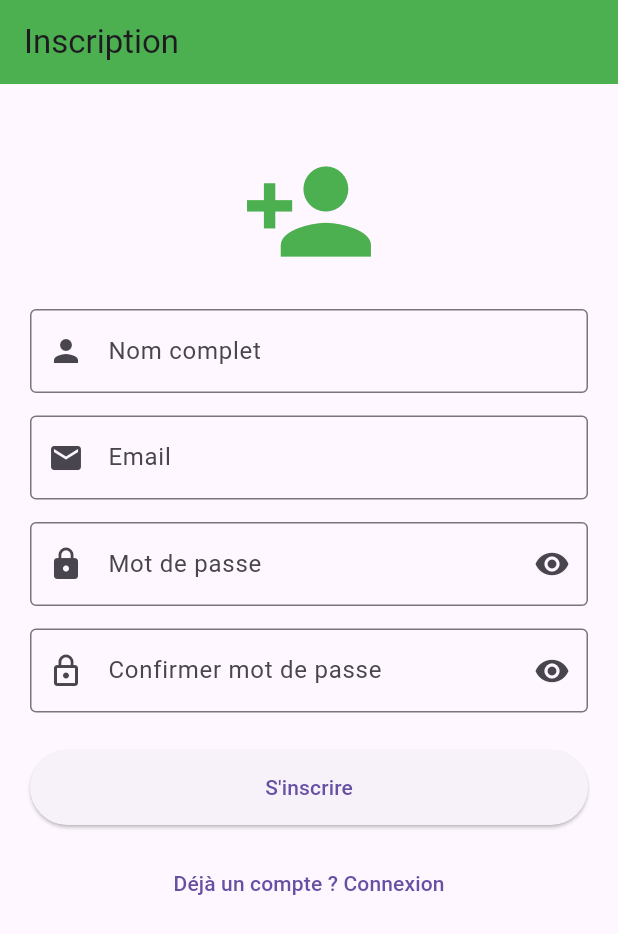
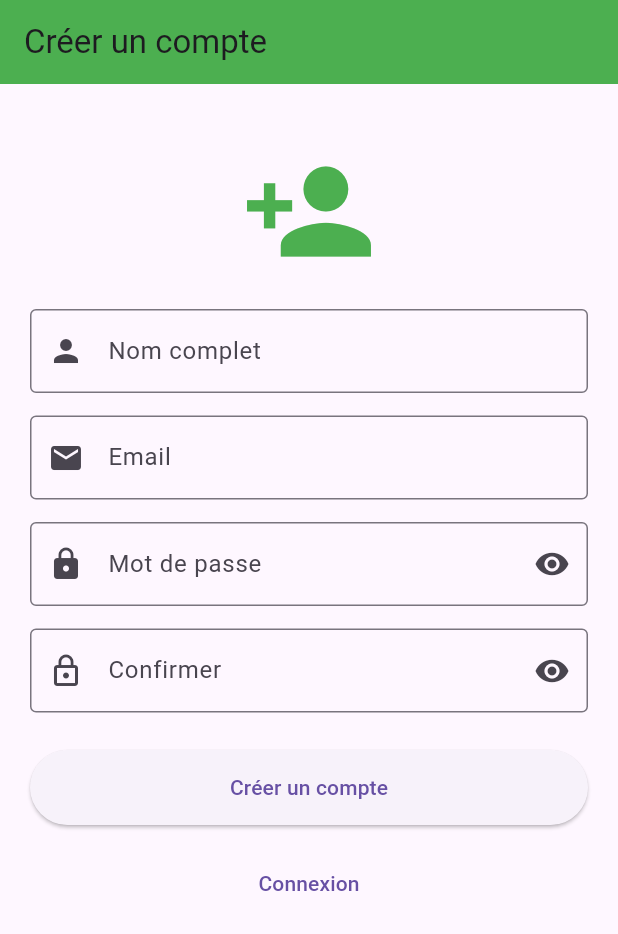
Before and after one commit to MohamedTrikii/dme_project_flutter, a Flutter app: the screen it shows after launch, after a tap on "Créer un compte", on a phone screen of 412 x 824 dp. Shown: the top 934 px of the screen. Run offline on Flutter 3.47's test engine with Material 3 defaults, Android fonts, the phone set to English and light mode, and no system bars; our stand-ins replace cloud_firestore, firebase_auth, firebase_core, image_picker, shared_preferences, snippet_coder_utils; missing offline and left inert: google_mlkit_barcode_scanning, google_mlkit_face_detection, google_mlkit_language_id, google_mlkit_text_recognition, google_mlkit_translation; accounts and stored records are empty.

Commit message:
fix change langue

```diff
--- a/lib/pages/authentification.page.dart
+++ b/lib/pages/authentification.page.dart
@@ -3,6 +3,7 @@ import 'package:flutter/material.dart';
 import 'package:shared_preferences/shared_preferences.dart';
 
 import '../services/faceauth.service.dart';
+import '../services/translation.service.dart';
 
 class AuthentificationPage extends StatefulWidget {
   const AuthentificationPage({super.key});
@@ -46,7 +47,7 @@ class _AuthentificationPageState extends State<AuthentificationPage> {
     final password = passwordController.text.trim();
 
     if (email.isEmpty || password.isEmpty) {
-      showMessage("Veuillez remplir tous les champs");
+      showMessage(TranslationService.getString('fill_all_fields'));
       return;
     }
 
@@ -70,7 +71,7 @@ class _AuthentificationPageState extends State<AuthentificationPage> {
         await prefs.setBool("remember", false);
       }
 
-      showMessage("Connexion réussie");
+      showMessage(TranslationService.getString('login_success'));
       if (!mounted) return;
       Navigator.pushReplacementNamed(context, '/home');
     } on FirebaseAuthException catch (e) {
@@ -78,23 +79,23 @@ class _AuthentificationPageState extends State<AuthentificationPage> {
 
       switch (e.code) {
         case 'user-not-found':
-          message = "Utilisateur introuvable";
+          message = TranslationService.getString('user_not_found');
           break;
 
         case 'wrong-password':
-          message = "Mot de passe incorrect";
+          message = TranslationService.getString('wrong_password');
           break;
 
         case 'invalid-email':
-          message = "Email invalide";
+          message = TranslationService.getString('invalid_email');
           break;
 
         case 'invalid-credential':
-          message = "Identifiants invalides";
+          message = TranslationService.getString('invalid_credential');
           break;
 
         default:
-          message = "Erreur : ${e.message}";
+          message = "${TranslationService.getString('error')} : ${e.message}";
       }
 
       showMessage(message);
@@ -126,7 +127,7 @@ class _AuthentificationPageState extends State<AuthentificationPage> {
   Widget build(BuildContext context) {
     return Scaffold(
       appBar: AppBar(
-        title: const Text("Connexion"),
+        title: Text(TranslationService.getString('connexion')),
         backgroundColor: Colors.green,
       ),
       body: SingleChildScrollView(
@@ -141,10 +142,10 @@ class _AuthentificationPageState extends State<AuthentificationPage> {
 
             TextField(
               controller: loginController,
-              decoration: const InputDecoration(
-                labelText: "Email",
-                border: OutlineInputBorder(),
-                prefixIcon: Icon(Icons.email),
+              decoration: InputDecoration(
+                labelText: TranslationService.getString('email'),
+                border: const OutlineInputBorder(),
+                prefixIcon: const Icon(Icons.email),
               ),
             ),
 
@@ -154,7 +155,7 @@ class _AuthentificationPageState extends State<AuthentificationPage> {
               controller: passwordController,
               obscureText: hidePassword,
               decoration: InputDecoration(
-                labelText: "Mot de passe",
+                labelText: TranslationService.getString('password'),
                 border: const OutlineInputBorder(),
                 prefixIcon: const Icon(Icons.lock),
                 suffixIcon: IconButton(
@@ -175,7 +176,7 @@ class _AuthentificationPageState extends State<AuthentificationPage> {
             CheckboxListTile(
               value: rememberMe,
               contentPadding: EdgeInsets.zero,
-              title: const Text("Se souvenir de moi"),
+              title: Text(TranslationService.getString('remember_me')),
               onChanged: (val) {
                 setState(() {
                   rememberMe = val ?? false;
@@ -192,7 +193,7 @@ class _AuthentificationPageState extends State<AuthentificationPage> {
                 onPressed: isLoading ? null : onLogin,
                 child: isLoading
                     ? const CircularProgressIndicator(color: Colors.white)
-                    : const Text("Se connecter"),
+                    : Text(TranslationService.getString('login')),
               ),
             ),
 
@@ -203,7 +204,7 @@ class _AuthentificationPageState extends State<AuthentificationPage> {
                 Navigator.of(context).pop();
                 Navigator.pushNamed(context, '/inscription');
               },
-              child: const Text("Créer un compte"),
+              child: Text(TranslationService.getString('create_account')),
             ),
 
             ElevatedButton(
@@ -218,11 +219,11 @@ class _AuthentificationPageState extends State<AuthentificationPage> {
                 } else {
                   if (!mounted) return;
                   ScaffoldMessenger.of(context).showSnackBar(
-                    SnackBar(content: Text("Face non reconnue")),
+                    SnackBar(content: Text(TranslationService.getString('face_not_recognized'))),
                   );
                 }
               },
-              child: Text("Connexion par visage"),
+              child: Text(TranslationService.getString('face_login')),
             )
           ],
         ),
--- a/lib/pages/barcode.page.dart
+++ b/lib/pages/barcode.page.dart
@@ -80,7 +80,7 @@ class _BarcodePageState extends State<BarcodePage> {
           content: Column(
             mainAxisSize: MainAxisSize.min,
             children: [
-              Text("Code: $code"),
+              Text("${TranslationService.getString('code')}: $code"),
               const SizedBox(height: 10),
               TextField(
                 controller: nomController,
@@ -165,8 +165,8 @@ class _BarcodePageState extends State<BarcodePage> {
                             if (medicamentTrouve != null) ...[
                               const Icon(Icons.check_circle, color: Colors.green, size: 60),
                               const SizedBox(height: 10),
-                              Text("Nom : ${medicamentTrouve!.nom}", style: const TextStyle(fontSize: 20, fontWeight: FontWeight.bold)),
-                              Text("Label : ${medicamentTrouve!.label}", style: const TextStyle(fontSize: 16)),
+                              Text("${TranslationService.getString('name')} : ${medicamentTrouve!.nom}", style: const TextStyle(fontSize: 20, fontWeight: FontWeight.bold)),
+                              Text("${TranslationService.getString('label')} : ${medicamentTrouve!.label}", style: const TextStyle(fontSize: 16)),
                             ],
                             if (unknownBarcode != null) ...[
                                Text(TranslationService.getString('med_not_found'), style: const TextStyle(color: Colors.red, fontSize: 18)),
--- a/lib/pages/inscription.page.dart
+++ b/lib/pages/inscription.page.dart
@@ -1,5 +1,6 @@
 import 'package:firebase_auth/firebase_auth.dart';
 import 'package:flutter/material.dart';
+import '../services/translation.service.dart';
 
 class InscriptionPage extends StatefulWidget {
   const InscriptionPage({super.key});
@@ -31,17 +32,17 @@ class _InscriptionPageState extends State<InscriptionPage> {
     final nom = nomController.text.trim();
 
     if (nom.isEmpty || email.isEmpty || password.isEmpty || confirm.isEmpty) {
-      showMessage("Veuillez remplir tous les champs");
+      showMessage(TranslationService.getString('fill_all_fields'));
       return;
     }
 
     if (password != confirm) {
-      showMessage("Les mots de passe ne correspondent pas");
+      showMessage(TranslationService.getString('passwords_dont_match'));
       return;
     }
 
     if (password.length < 6) {
-      showMessage("Mot de passe minimum 6 caractères");
+      showMessage(TranslationService.getString('password_too_short'));
       return;
     }
 
@@ -55,7 +56,7 @@ class _InscriptionPageState extends State<InscriptionPage> {
         password: password,
       );
 
-      showMessage("Compte créé avec succès");
+      showMessage(TranslationService.getString('account_created_success'));
       if (!mounted) return;
       Navigator.pushReplacementNamed(context, '/home');
     } on FirebaseAuthException catch (e) {
@@ -63,19 +64,19 @@ class _InscriptionPageState extends State<InscriptionPage> {
 
       switch (e.code) {
         case 'weak-password':
-          message = "Mot de passe trop faible";
+          message = TranslationService.getString('weak_password');
           break;
 
         case 'email-already-in-use':
-          message = "Cet email existe déjà";
+          message = TranslationService.getString('email_already_in_use');
           break;
 
         case 'invalid-email':
-          message = "Adresse email invalide";
+          message = TranslationService.getString('invalid_email');
           break;
 
         default:
-          message = "Erreur : ${e.message}";
+          message = "${TranslationService.getString('error')} : ${e.message}";
       }
 
       showMessage(message);
@@ -109,7 +110,7 @@ class _InscriptionPageState extends State<InscriptionPage> {
   Widget build(BuildContext context) {
     return Scaffold(
       appBar: AppBar(
-        title: const Text("Inscription"),
+        title: Text(TranslationService.getString('create_account')),
         backgroundColor: Colors.green,
       ),
       body: SingleChildScrollView(
@@ -124,10 +125,10 @@ class _InscriptionPageState extends State<InscriptionPage> {
 
             TextField(
               controller: nomController,
-              decoration: const InputDecoration(
-                labelText: "Nom complet",
-                border: OutlineInputBorder(),
-                prefixIcon: Icon(Icons.person),
+              decoration: InputDecoration(
+                labelText: TranslationService.getString('full_name'),
+                border: const OutlineInputBorder(),
+                prefixIcon: const Icon(Icons.person),
               ),
             ),
 
@@ -135,10 +136,10 @@ class _InscriptionPageState extends State<InscriptionPage> {
 
             TextField(
               controller: loginController,
-              decoration: const InputDecoration(
-                labelText: "Email",
-                border: OutlineInputBorder(),
-                prefixIcon: Icon(Icons.email),
+              decoration: InputDecoration(
+                labelText: TranslationService.getString('email'),
+                border: const OutlineInputBorder(),
+                prefixIcon: const Icon(Icons.email),
               ),
             ),
 
@@ -148,7 +149,7 @@ class _InscriptionPageState extends State<InscriptionPage> {
               controller: passwordController,
               obscureText: hidePassword,
               decoration: InputDecoration(
-                labelText: "Mot de passe",
+                labelText: TranslationService.getString('password'),
                 border: const OutlineInputBorder(),
                 prefixIcon: const Icon(Icons.lock),
                 suffixIcon: IconButton(
@@ -170,7 +171,7 @@ class _InscriptionPageState extends State<InscriptionPage> {
               controller: confirmController,
               obscureText: hideConfirm,
               decoration: InputDecoration(
-                labelText: "Confirmer mot de passe",
+                labelText: TranslationService.getString('confirm'),
                 border: const OutlineInputBorder(),
                 prefixIcon: const Icon(Icons.lock_outline),
                 suffixIcon: IconButton(
@@ -195,7 +196,7 @@ class _InscriptionPageState extends State<InscriptionPage> {
                 onPressed: isLoading ? null : onRegister,
                 child: isLoading
                     ? const CircularProgressIndicator(color: Colors.white)
-                    : const Text("S'inscrire"),
+                    : Text(TranslationService.getString('create_account')),
               ),
             ),
 
@@ -206,7 +207,7 @@ class _InscriptionPageState extends State<InscriptionPage> {
                 Navigator.of(context).pop();
                 Navigator.pushNamed(context, '/authentification');
               },
-              child: const Text("Déjà un compte ? Connexion"),
+              child: Text(TranslationService.getString('connexion')),
             ),
           ],
         ),
--- a/lib/services/translation.service.dart
+++ b/lib/services/translation.service.dart
@@ -16,6 +16,9 @@ class TranslationService {
       'scan_prescription': 'Scanner une ordonnance',
       'scan_medication': 'Scanner un médicament',
       'scan_barcode': 'Scanner un code-barres',
+      'scan_face': 'Scanner Visage',
+      'scan_text': 'Scanner Texte',
+      'scan_qr': 'Scanner QR',
       'translate': 'Traduire le texte',
       'add': 'Ajout',
       'search': 'Rechercher',
@@ -44,6 +47,57 @@ class TranslationService {
       'no_prescription': 'Aucune ordonnance enregistrée',
       'prescription_details': 'Détails Ordonnance',
       'original_text': 'Texte Original',
+      'full_name': 'Nom complet',
+      'login': 'Se connecter',
+      'email': 'Email',
+      'password': 'Mot de passe',
+      'remember_me': 'Se souvenir de moi',
+      'create_account': 'Créer un compte',
+      'face_login': 'Connexion par visage',
+      'connexion': 'Connexion',
+      'enable_sounds': 'Activer sons',
+      'sounds_subtitle': 'Sons boutons, alertes',
+      'enable_notifications': 'Activer notifications',
+      'notifications_subtitle': 'Rappels livraisons / stock',
+      'success': 'Succès',
+      'fill_all_fields': 'Veuillez remplir tous les champs',
+      'passwords_dont_match': 'Les mots de passe ne correspondent pas',
+      'password_too_short': 'Mot de passe minimum 6 caractères',
+      'account_created_success': 'Compte créé avec succès',
+      'weak_password': 'Mot de passe trop faible',
+      'email_already_in_use': 'Cet email existe déjà',
+      'invalid_email': 'Adresse email invalide',
+      'error': 'Erreur',
+      'welcome_medical_app': 'Bienvenue dans votre application médicale',
+      'login_success': 'Connexion réussie',
+      'user_not_found': 'Utilisateur introuvable',
+      'wrong_password': 'Mot de passe incorrect',
+      'invalid_credential': 'Identifiants invalides',
+      'face_not_recognized': 'Visage non reconnu',
+      'no_patients': 'Aucun patient',
+      'delete_patient': 'Supprimer Patient',
+      'confirm_delete_patient': 'Êtes-vous sûr de vouloir supprimer ce patient ?',
+      'yes': 'Oui',
+      'no': 'Non',
+      'confirm_data': 'Confirmer les données',
+      'no_text_detected': 'Aucun texte détecté',
+      'prescription_on': 'Ordonnance du',
+      'close': 'Fermer',
+      'code': 'Code',
+      'no_face_detected': 'Aucun visage détecté',
+      'faces_detected': 'Visages détectés',
+      'smiling': 'Sourire',
+      'left_eye_open': 'Œil gauche ouvert',
+      'right_eye_open': 'Œil droit ouvert',
+      'no_code_detected': 'Aucun code détecté',
+      'unknown_value': 'Valeur inconnue',
+      'edit_patient': 'Modifier Patient',
+      'add_patient': 'Ajouter Patient',
+      'operation_error': 'Erreur lors de l\'opération',
+      'required': 'Requis',
+      'cin': 'CIN',
+      'face': 'Visage',
+      'medication': 'Médicament',
     },
     'en': {
       'app_title': 'Intelligent EMR',
@@ -58,6 +112,9 @@ class TranslationService {
       'scan_prescription': 'Scan Prescription',
       'scan_medication': 'Scan Medication',
       'scan_barcode': 'Scan Barcode',
+      'scan_face': 'Face Scan',
+      'scan_text': 'Text Scan',
+      'scan_qr': 'QR Scan',
       'translate': 'Translate Text',
       'add': 'Add',
       'search': 'Search',
@@ -86,6 +143,57 @@ class TranslationService {
       'no_prescription': 'No prescription saved',
       'prescription_details': 'Prescription Details',
       'original_text': 'Original Text',
+      'full_name': 'Full Name',
+      'login': 'Login',
+      'email': 'Email',
+      'password': 'Password',
+      'remember_me': 'Remember Me',
+      'create_account': 'Create Account',
+      'face_login': 'Face Login',
+      'connexion': 'Login',
+      'enable_sounds': 'Enable sounds',
+      'sounds_subtitle': 'Button sounds, alerts',
+      'enable_notifications': 'Enable notifications',
+      'notifications_subtitle': 'Delivery / stock reminders',
+      'success': 'Success',
+      'fill_all_fields': 'Please fill all fields',
+      'passwords_dont_match': 'Passwords do not match',
+      'password_too_short': 'Password must be at least 6 characters',
+      'account_created_success': 'Account created successfully',
+      'weak_password': 'Weak password',
+      'email_already_in_use': 'Email already in use',
+      'invalid_email': 'Invalid email address',
+      'error': 'Error',
+      'welcome_medical_app': 'Welcome to your medical application',
+      'login_success': 'Login successful',
+      'user_not_found': 'User not found',
+      'wrong_password': 'Incorrect password',
+      'invalid_credential': 'Invalid credentials',
+      'face_not_recognized': 'Face not recognized',
+      'no_patients': 'No patients found',
+      'delete_patient': 'Delete Patient',
+      'confirm_delete_patient': 'Are you sure you want to delete this patient?',
+      'yes': 'Yes',
+      'no': 'No',
+      'confirm_data': 'Confirm Data',
+      'no_text_detected': 'No text detected',
+      'prescription_on': 'Prescription on',
+      'close': 'Close',
+      'code': 'Code',
+      'no_face_detected': 'No face detected',
+      'faces_detected': 'Faces detected',
+      'smiling': 'Smiling',
+      'left_eye_open': 'Left eye open',
+      'right_eye_open': 'Right eye open',
+      'no_code_detected': 'No code detected',
+      'unknown_value': 'Unknown value',
+      'edit_patient': 'Edit Patient',
+      'add_patient': 'Add Patient',
+      'operation_error': 'Operation error',
+      'required': 'Required',
+      'cin': 'CIN',
+      'face': 'Face',
+      'medication': 'Medication',
     },
     'ar': {
       'app_title': 'السجل الطبي الذكي',
@@ -100,6 +208,9 @@ class TranslationService {
       'scan_prescription': 'مسح وصفة طبية',
       'scan_medication': 'مسح دواء',
       'scan_barcode': 'مسح الرمز الشريطي',
+      'scan_face': 'مسح الوجه',
+      'scan_text': 'مسح النص',
+      'scan_qr': 'مسح رمز QR',
       'translate': 'ترجمة النص',
       'add': 'إضافة',
       'search': 'بحث',
@@ -128,6 +239,57 @@ class TranslationService {
       'no_prescription': 'لا توجد وصفات محفوظة',
       'prescription_details': 'تفاصيل الوصفة',
       'original_text': 'النص الأصلي',
+      'full_name': 'الاسم الكامل',
+      'login': 'تسجيل الدخول',
+      'email': 'البريد الإلكتروني',
+      'password': 'كلمة المرور',
+      'remember_me': 'تذكرني',
+      'create_account': 'إنشاء حساب',
+      'face_login': 'الدخول بالوجه',
+      'connexion': 'تسجيل الدخول',
+      'enable_sounds': 'تفعيل الأصوات',
+      'sounds_subtitle': 'أصوات الأزرار والتنبيهات',
+      'enable_notifications': 'تفعيل التنبيهات',
+      'notifications_subtitle': 'تذكيرات التسليم والمخزون',
+      'success': 'نجاح',
+      'fill_all_fields': 'يرجى ملء جميع الحقول',
+      'passwords_dont_match': 'كلمات المرور غير متطابقة',
+      'password_too_short': 'يجب أن تتكون كلمة المرور من 6 أحرف على الأقل',
+      'account_created_success': 'تم إنشاء الحساب بنجاح',
+      'weak_password': 'كلمة المرور ضعيفة',
+      'email_already_in_use': 'البريد الإلكتروني مستخدم بالفعل',
+      'invalid_email': 'عنوان بريد إلكتروني غير صالح',
+      'error': 'خطأ',
+      'welcome_medical_app': 'مرحباً بك في تطبيقك الطبي',
+      'login_success': 'تم تسجيل الدخول بنجاح',
+      'user_not_found': 'المستخدم غير موجود',
+      'wrong_password': 'كلمة المرور غير صحيحة',
+      'invalid_credential': 'بيانات الاعتماد غير صالحة',
+      'face_not_recognized': 'لم يتم التعرف على الوجه',
+      'no_patients': 'لا يوجد مرضى',
+      'delete_patient': 'حذف مريض',
+      'confirm_delete_patient': 'هل أنت متأكد من حذف هذا المريض؟',
+      'yes': 'نعم',
+      'no': 'لا',
+      'confirm_data': 'تأكيد البيانات',
+      'no_text_detected': 'لم يتم اكتشاف أي نص',
+      'prescription_on': 'وصفة طبية في',
+      'close': 'إغلاق',
+      'code': 'الرمز',
+      'no_face_detected': 'لم يتم اكتشاف أي وجه',
+      'faces_detected': 'الوجوه المكتشفة',
+      'smiling': 'مبتسم',
+      'left_eye_open': 'العين اليسرى مفتوحة',
+      'right_eye_open': 'العين اليمنى مفتوحة',
+      'no_code_detected': 'لم يتم اكتشاف أي رمز',
+      'unknown_value': 'قيمة غير معروفة',
+      'edit_patient': 'تعديل مريض',
+      'add_patient': 'إضافة مريض',
+      'operation_error': 'خطأ أثناء العملية',
+      'required': 'مطلوب',
+      'cin': 'رقم بطاقة التعريف',
+      'face': 'وجه',
+      'medication': 'دواء',
     },
   };
 
```
Also changed, not shown: lib/pages/ajout_modif_patient.page.dart (+17 -12 lines), lib/pages/face.page.dart (+20 -11 lines), lib/pages/ocr.page.dart (+14 -14 lines), lib/pages/parametres.page.dart (+10 -7 lines), lib/pages/patients.page.dart (+8 -8 lines), 1 other file.
